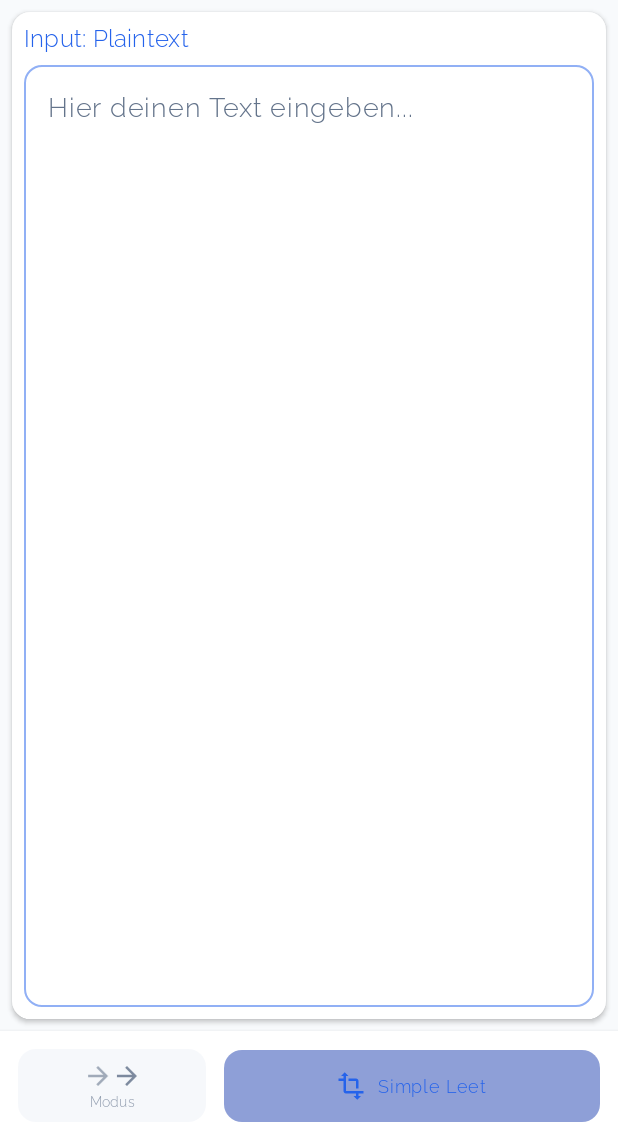
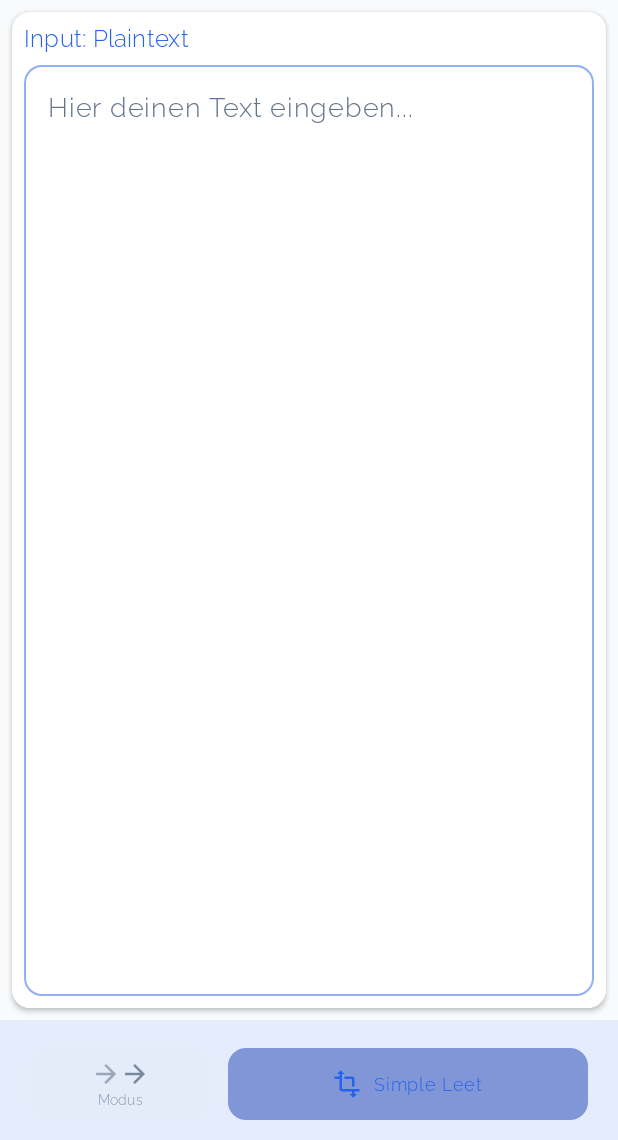
Before and after one commit to B31G3L/Leetspeak-Generator, an Android app built with Jetpack Compose: the screen it shows after launch (ComposeMainActivity), on a phone screen of 412 x 824 dp, the part 96-1236 px from its top. Run offline under Robolectric (Android 15) with nearby library versions, the phone set to English and light mode, and no system bars; our stand-ins replace Dagger/Hilt's generated code.

Commit message:
push
push

```diff
--- a/01_CODE/app/src/main/java/com/beigel/leetSpeak_Generator/ui/ComposeMainActivity.kt
+++ b/01_CODE/app/src/main/java/com/beigel/leetSpeak_Generator/ui/ComposeMainActivity.kt
@@ -205,79 +205,89 @@ fun MainScreen(
                     }
                 }
             )
-        }
-    ) { paddingValues ->
-
-        Column(
-            modifier = Modifier
-                .fillMaxSize()
-                .padding(paddingValues)
-                .then(
+        },
+        bottomBar = {
+            // Bottom App Bar - mit optimierter Animation
+            BottomAppBar(
+                containerColor = MaterialTheme.colorScheme.surface,
+                contentColor = MaterialTheme.colorScheme.onSurface,
+                tonalElevation = 8.dp,
+                modifier = Modifier.then(
                     if (isKeyboardVisible) {
-                        Modifier.padding(bottom = with(density) { keyboardHeight.toDp() })
+                        // Bei Tastatur: Kleinerer Offset für mehr Platznutzung
+                        Modifier.offset(y = 56.dp)
                     } else {
                         Modifier
                     }
                 )
             ) {
+                Row(
+                    modifier = Modifier
+                        .fillMaxWidth()
+                        .padding(horizontal = 16.dp, vertical = 8.dp),
+                    horizontalArrangement = Arrangement.spacedBy(12.dp),
+                    verticalAlignment = Alignment.CenterVertically
+                ) {
+                    // ✅ ENHANCED ANIMATED ARROWS
+                    EnhancedAnimatedArrows(
+                        isReverseMode = isReverseMode,
+                        isInputLikelyLeetspeak = isInputLikelyLeetspeak,
+                        onToggleReverse = {
+                            viewModel.handleIntent(MainIntent.ToggleReverseMode)
+                        },
+                        modifier = Modifier.weight(1f)
+                    )
 
-            // CONTENT BEREICH
+                    // ✅ MODE SELECTOR BUTTON
+                    ModeSelectorButton(
+                        currentMode = currentModeDisplayName,
+                        onLeetSelectorClick = { showBottomSheet = true },
+                        modifier = Modifier.weight(2f)
+                    )
+                }
+            }
+        }
+    ) { paddingValues ->
+
+        // CONTENT BEREICH - Einfache aber effektive Tastatur-Anpassung
         Column(
             modifier = Modifier
-                    .fillMaxWidth()
-                    .weight(1f)
+                .fillMaxSize()
+                .padding(paddingValues)
+                .consumeWindowInsets(paddingValues)
+                .imePadding() // Das ist der Schlüssel für Tastatur-Anpassung
                 .padding(8.dp),
             verticalArrangement = Arrangement.spacedBy(8.dp)
         ) {
 
-                // ✅ INPUT CARD mit Reverse-Modus Support
+            // ✅ INPUT CARD - Nutzt verfügbaren Raum optimal
             InputCard(
                 inputText = inputText,
                 onInputChange = {
-                        viewModel.updateInputText(it) // ✅ Direkt an ViewModel
+                    viewModel.updateInputText(it)
                 },
                 onClearText = {
-                        viewModel.clearInput() // ✅ Direkt an ViewModel
+                    viewModel.clearInput()
                 },
                 showHeader = true,
-                    isReverseMode = isReverseMode, // ✅ NEU: Reverse-Modus Parameter
-                    title = inputTitle, // ✅ Dynamischer Titel
+                isReverseMode = isReverseMode,
+                title = inputTitle,
                 modifier = Modifier
                     .fillMaxWidth()
-                        .then(
-                            if (hasOutput) {
-                                Modifier.weight(1f)
-                            } else {
-                                Modifier.weight(1f)
-                            }
-                        )
+                    .weight(1f)
             )
 
-                // ✅ OUTPUT CARD mit Reverse-Modus Support
+            // ✅ OUTPUT CARD
             if (hasOutput) {
                 OutputCard(
                     outputText = outputText,
                     currentMode = outputTitle,
                     onCopyClick = { onCopyToClipboard(outputText) },
                     showHeader = true,
-                        isReverseMode = isReverseMode, // ✅ NEU: Reverse-Modus Parameter
+                    isReverseMode = isReverseMode,
                     modifier = Modifier
                         .fillMaxWidth()
                         .weight(1f)
-                    )
-                }
-            }
-
-            // Button Section
-            if (!isKeyboardVisible) {
-                EnhancedButtonSection(
-                    currentMode = currentModeDisplayName,
-                    isReverseMode = isReverseMode,
-                    isInputLikelyLeetspeak = isInputLikelyLeetspeak,
-                    onLeetSelectorClick = { showBottomSheet = true },
-                    onToggleReverseMode = {
-                        viewModel.handleIntent(MainIntent.ToggleReverseMode)
-                    }
                 )
             }
         }
@@ -532,46 +542,7 @@ fun OutputCard(
     }
 }
 
-// ✅ NEUE ENHANCED BUTTON SECTION - ohne Clear Button
-@Composable
-fun EnhancedButtonSection(
-    currentMode: String,
-    isReverseMode: Boolean,
-    isInputLikelyLeetspeak: Boolean,
-    onLeetSelectorClick: () -> Unit,
-    onToggleReverseMode: () -> Unit,
-    modifier: Modifier = Modifier
-) {
-    Surface(
-        modifier = modifier.fillMaxWidth(),
-        color = MaterialTheme.colorScheme.surface,
-        shadowElevation = 4.dp
-    ) {
-        Row(
-            modifier = Modifier
-                .padding(12.dp)
-                .fillMaxWidth(),
-            horizontalArrangement = Arrangement.spacedBy(12.dp),
-            verticalAlignment = Alignment.CenterVertically
-        ) {
-
-            // ✅ ERWEITERTE ANIMATED ARROWS - clickbar mit Reverse Info
-            EnhancedAnimatedArrows(
-                isReverseMode = isReverseMode,
-                isInputLikelyLeetspeak = isInputLikelyLeetspeak,
-                onToggleReverse = onToggleReverseMode,
-                modifier = Modifier.weight(1f)
-            )
-
-            // ✅ MODE SELECTOR BUTTON - Jetzt mit gleichem Design wie Reverse Button
-            ModeSelectorButton(
-                currentMode = currentMode,
-                onLeetSelectorClick = onLeetSelectorClick,
-                modifier = Modifier.weight(2f)
-            )
-        }
-    }
-}
+// ✅ MODE SELECTOR BUTTON - Standalone Komponente
 @Composable
 private fun ModeSelectorButton(
     currentMode: String,
@@ -604,7 +575,7 @@ private fun ModeSelectorButton(
             // Mode Text - größere Schrift
             Text(
                 text = currentMode,
-                style = MaterialTheme.typography.labelMedium.copy(fontSize = 12.sp), // ✅ Größere Schrift
+                style = MaterialTheme.typography.labelMedium.copy(fontSize = 12.sp),
                 color = MaterialTheme.colorScheme.primary,
                 fontWeight = FontWeight.Bold,
                 maxLines = 1,
@@ -753,7 +724,7 @@ private fun HandleUiState(
     viewModel: MainViewModel,
     context: Context
 ) {
-    uiState.successMessage.let { message ->
+    uiState.successMessage?.let { message ->
         LaunchedEffect(message) {
             android.widget.Toast.makeText(
                 context,
@@ -764,7 +735,7 @@ private fun HandleUiState(
         }
     }
 
-    uiState.errorMessage.let { message ->
+    uiState.errorMessage?.let { message ->
         LaunchedEffect(message) {
             android.widget.Toast.makeText(
                 context,
```
Lines whose indentation alone changed are shown as unchanged.
